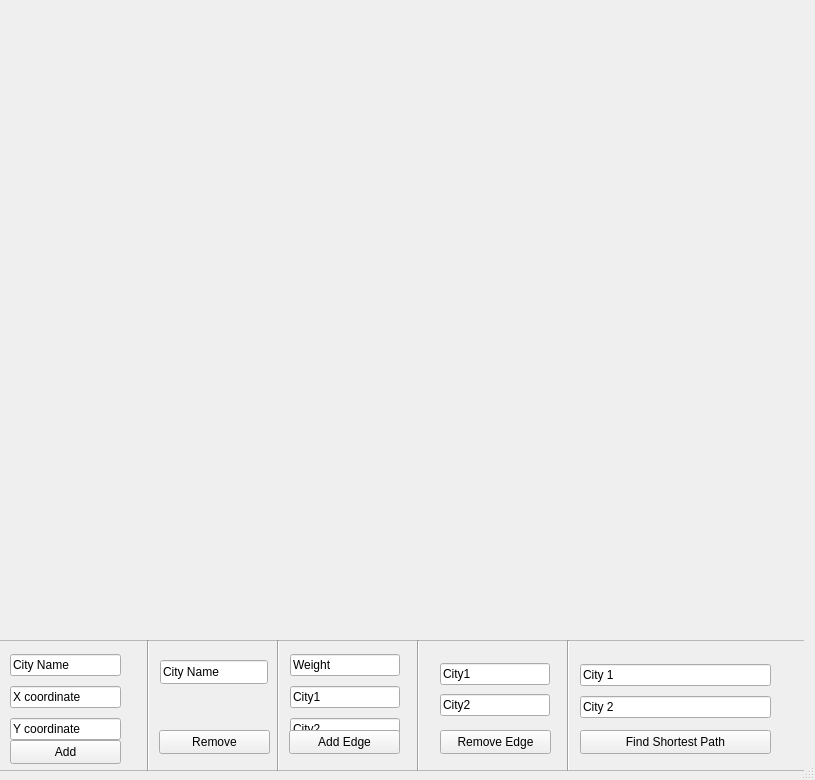
Qt form Wasalnithree/mainwindow.ui (MohamESalem/Wasalni-QT) before a commit.
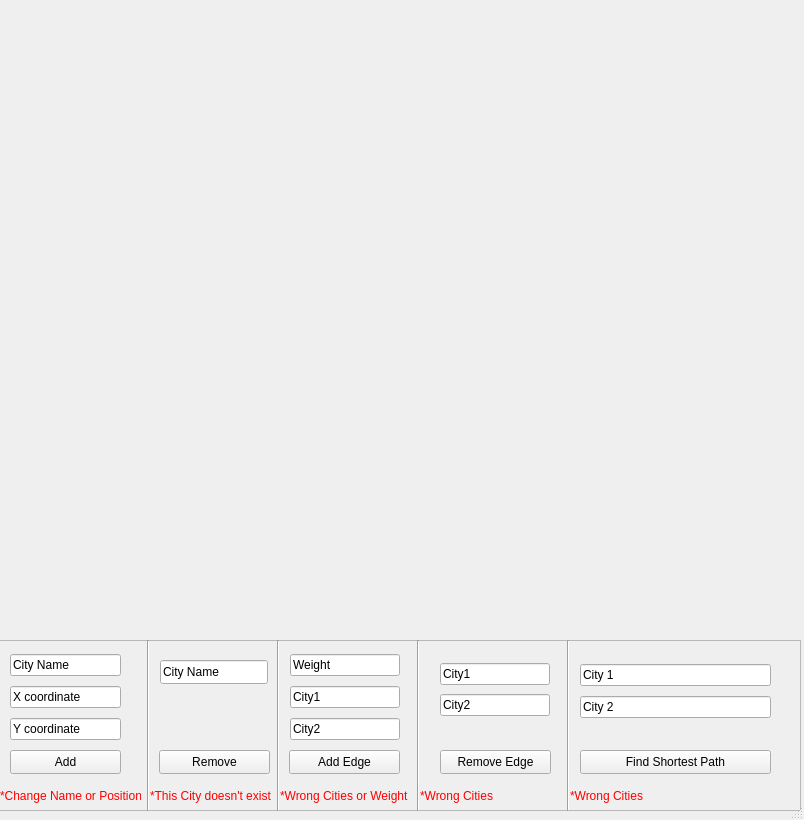
The same form after that commit.

Patch:
```diff
--- a/Wasalnithree/mainwindow.ui
+++ b/Wasalnithree/mainwindow.ui
@@ -9,20 +9,20 @@
    <rect>
     <x>0</x>
     <y>0</y>
-    <width>815</width>
-    <height>780</height>
+    <width>804</width>
+    <height>820</height>
    </rect>
   </property>
   <property name="minimumSize">
    <size>
     <width>804</width>
-    <height>780</height>
+    <height>820</height>
    </size>
   </property>
   <property name="maximumSize">
    <size>
     <width>900</width>
-    <height>900</height>
+    <height>842</height>
    </size>
   </property>
   <property name="windowTitle">
@@ -32,13 +32,13 @@
    <property name="minimumSize">
     <size>
      <width>804</width>
-     <height>780</height>
+     <height>820</height>
     </size>
    </property>
    <property name="maximumSize">
     <size>
      <width>804</width>
-     <height>780</height>
+     <height>820</height>
     </size>
    </property>
    <widget class="QFrame" name="frame">
@@ -46,8 +46,8 @@
      <rect>
       <x>-10</x>
       <y>640</y>
-      <width>821</width>
-      <height>131</height>
+      <width>811</width>
+      <height>171</height>
      </rect>
     </property>
     <property name="frameShape">
@@ -60,7 +60,7 @@
      <property name="geometry">
       <rect>
        <x>20</x>
-       <y>100</y>
+       <y>110</y>
        <width>111</width>
        <height>24</height>
       </rect>
@@ -73,7 +73,7 @@
      <property name="geometry">
       <rect>
        <x>169</x>
-       <y>90</y>
+       <y>110</y>
        <width>111</width>
        <height>24</height>
       </rect>
@@ -88,7 +88,7 @@
        <x>150</x>
        <y>0</y>
        <width>16</width>
-       <height>131</height>
+       <height>171</height>
       </rect>
      </property>
      <property name="orientation">
@@ -114,7 +114,7 @@
        <x>280</x>
        <y>0</y>
        <width>16</width>
-       <height>131</height>
+       <height>171</height>
       </rect>
      </property>
      <property name="orientation">
@@ -158,7 +158,7 @@
      <property name="geometry">
       <rect>
        <x>299</x>
-       <y>90</y>
+       <y>110</y>
        <width>111</width>
        <height>24</height>
       </rect>
@@ -173,7 +173,7 @@
        <x>420</x>
        <y>0</y>
        <width>16</width>
-       <height>131</height>
+       <height>171</height>
       </rect>
      </property>
      <property name="orientation">
@@ -184,7 +184,7 @@
      <property name="geometry">
       <rect>
        <x>590</x>
-       <y>90</y>
+       <y>110</y>
        <width>191</width>
        <height>24</height>
       </rect>
@@ -258,7 +258,7 @@
        <x>570</x>
        <y>0</y>
        <width>16</width>
-       <height>131</height>
+       <height>171</height>
       </rect>
      </property>
      <property name="orientation">
@@ -295,7 +295,7 @@
      <property name="geometry">
       <rect>
        <x>450</x>
-       <y>90</y>
+       <y>110</y>
        <width>111</width>
        <height>24</height>
       </rect>
@@ -304,6 +304,91 @@
       <string>Remove Edge</string>
      </property>
     </widget>
+    <widget class="QLabel" name="add_text_error">
+     <property name="geometry">
+      <rect>
+       <x>10</x>
+       <y>140</y>
+       <width>141</width>
+       <height>31</height>
+      </rect>
+     </property>
+     <property name="styleSheet">
+      <string notr="true">color: red;
+</string>
+     </property>
+     <property name="text">
+      <string>*Change Name or Position</string>
+     </property>
+    </widget>
+    <widget class="QLabel" name="remove_text_error">
+     <property name="geometry">
+      <rect>
+       <x>160</x>
+       <y>140</y>
+       <width>141</width>
+       <height>31</height>
+      </rect>
+     </property>
+     <property name="styleSheet">
+      <string notr="true">color: red;
+</string>
+     </property>
+     <property name="text">
+      <string>*This City doesn't exist</string>
+     </property>
+    </widget>
+    <widget class="QLabel" name="add_edge_text_error">
+     <property name="geometry">
+      <rect>
+       <x>290</x>
+       <y>140</y>
+       <width>141</width>
+       <height>31</height>
+      </rect>
+     </property>
+     <property name="styleSheet">
+      <string notr="true">color: red;
+</string>
+     </property>
+     <property name="text">
+      <string>*Wrong Cities or Weight</string>
+     </property>
+    </widget>
+    <widget class="QLabel" name="remove_edge_text_error">
+     <property name="geometry">
+      <rect>
+       <x>430</x>
+       <y>140</y>
+       <width>141</width>
+       <height>31</height>
+      </rect>
+     </property>
+     <property name="styleSheet">
+      <string notr="true">color: red;
+</string>
+     </property>
+     <property name="text">
+      <string>*Wrong Cities</string>
+     </property>
+    </widget>
+    <widget class="QLabel" name="find_path_text_error">
+     <property name="geometry">
+      <rect>
+       <x>580</x>
+       <y>140</y>
+       <width>141</width>
+       <height>31</height>
+      </rect>
+     </property>
+     <property name="styleSheet">
+      <string notr="true">color: red;
+</string>
+     </property>
+     <property name="text">
+      <string>*Wrong Cities</string>
+     </property>
+    </widget>
    </widget>
    <widget class="QWidget" name="gridLayoutWidget">
     <property name="geometry">
```
